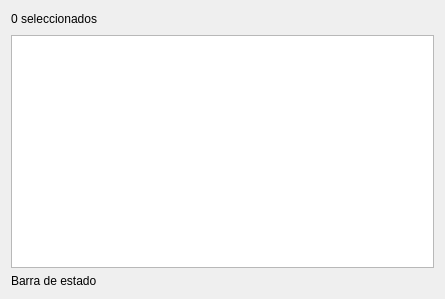
First picture: the form in view/ui/product_management.ui, repository R0land013/blue-pos, before the edit.
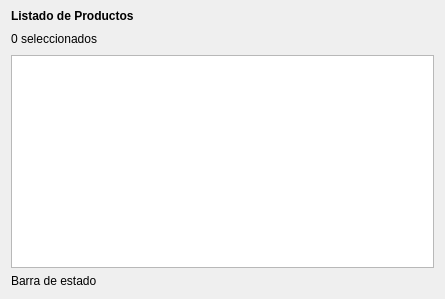
Second picture: the form after the edit.

Commit message:
Fix: Daba error cuando se ponían comas en los campos de dinero en los formularios de producto y edición de venta
	Se reemplzaron todos los QDoubleSpinBox que se utilizan para dinero por la nueva
	clase de CUPSpinBox.

Diff of the .ui file:
```diff
--- a/view/ui/product_management.ui
+++ b/view/ui/product_management.ui
@@ -51,6 +51,13 @@
         </property>
        </widget>
       </item>
+      <item>
+       <widget class="QLabel" name="label">
+        <property name="text">
+         <string>&lt;b&gt;Listado de Productos&lt;/b&gt;</string>
+        </property>
+       </widget>
+      </item>
       <item>
        <widget class="QFrame" name="frame">
         <property name="frameShape">
```
The commit also changes 8 other files.
